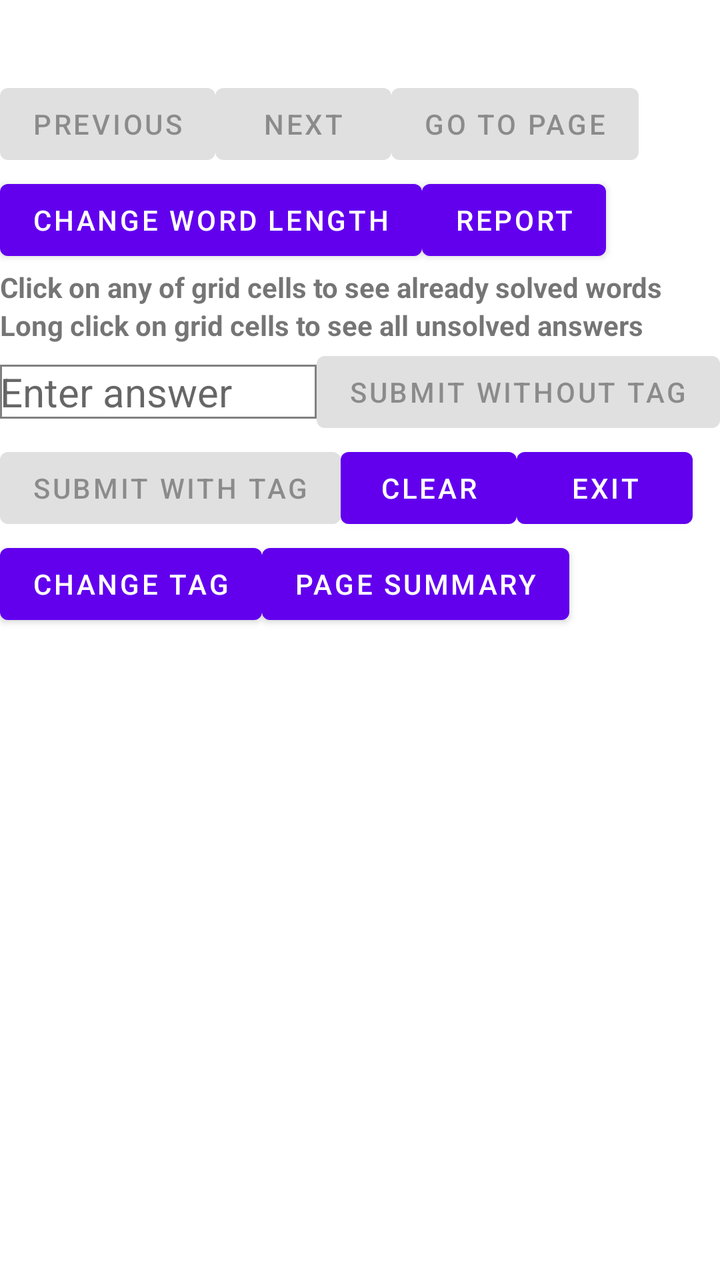
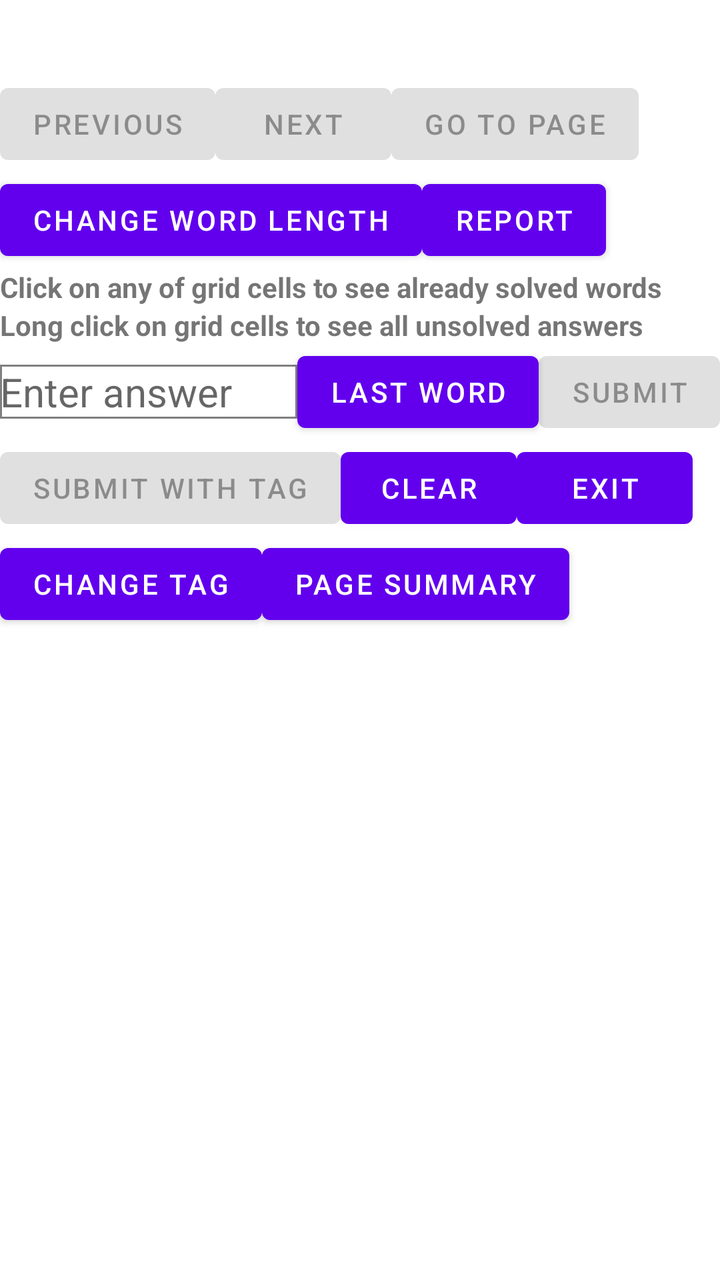

Two renders of the same Android screen: before a commit and after it. Below are the layout's source before the change and the commit's diff.
<!-- AndroidManifest.xml: application theme Theme.WordQuiz -->
<!-- res/layout/app_bar_main.xml -->
<?xml version="1.0" encoding="utf-8"?>
<androidx.core.widget.NestedScrollView xmlns:android="http://schemas.android.com/apk/res/android"
    xmlns:tools="http://schemas.android.com/tools"
    android:layout_width="match_parent"
    android:layout_height="wrap_content"
    tools:context=".MainActivity">
    <LinearLayout
        android:layout_width="match_parent"
        android:layout_height="wrap_content"
        android:orientation="vertical">
        <LinearLayout
            android:layout_width="wrap_content"
            android:layout_height="wrap_content"
            android:orientation="horizontal">
            <LinearLayout
                android:layout_width="wrap_content"
                android:layout_height="wrap_content"
                android:orientation="vertical">
                <TextView
                    android:layout_width="wrap_content"
                    android:layout_height="wrap_content"
                    android:textStyle="bold"
                    android:id="@+id/textview1">
                </TextView>
                <TextView
                    android:layout_width="wrap_content"
                    android:layout_height="wrap_content"
                    android:textStyle="bold"
                    android:id="@+id/textview4">
                </TextView>
            </LinearLayout>
            <TextView
                android:layout_width="wrap_content"
                android:layout_height="wrap_content"
                android:textStyle="bold"
                android:textSize="24sp"
                android:id="@+id/textview28">
            </TextView>
        </LinearLayout>
        <LinearLayout
            android:layout_width="match_parent"
            android:layout_height="wrap_content"
            android:orientation="horizontal">
            <Button
                android:layout_width="wrap_content"
                android:layout_height="wrap_content"
                android:text="Previous"
                android:enabled="false"
                android:id="@+id/button4">
            </Button>
            <Button
                android:layout_width="wrap_content"
                android:layout_height="wrap_content"
                android:text="Next"
                android:enabled="false"
                android:id="@+id/button2">
            </Button>
            <Button
                android:layout_width="wrap_content"
                android:layout_height="wrap_content"
                android:text="Go To Page"
                android:enabled="false"
                android:id="@+id/button15">
            </Button>
        </LinearLayout>
        <LinearLayout
            android:layout_width="match_parent"
            android:layout_height="wrap_content"
            android:orientation="horizontal">
            <Button
                android:layout_width="wrap_content"
                android:layout_height="wrap_content"
                android:text="Change Word Length"
                android:id="@+id/button3">
            </Button>
            <Button
                android:layout_width="wrap_content"
                android:layout_height="wrap_content"
                android:text="Report"
                android:id="@+id/button5">
            </Button>
        </LinearLayout>
        <LinearLayout
            android:layout_width="match_parent"
            android:layout_height="wrap_content"
            android:orientation="vertical">
            <TextView
                android:layout_width="wrap_content"
                android:layout_height="wrap_content"
                android:text="Click on any of grid cells to see already solved words"
                android:textStyle="bold"
                android:id="@+id/textview8">
            </TextView>
            <TextView
                android:layout_width="wrap_content"
                android:layout_height="wrap_content"
                android:text="Long click on grid cells to see all unsolved answers"
                android:textStyle="bold"
                android:id="@+id/textview23">
            </TextView>
            <androidx.recyclerview.widget.RecyclerView
                android:id="@+id/gridview1"
                android:clipToPadding="false"
                android:layout_width="match_parent"
                android:layout_height="wrap_content" />
            <RelativeLayout
                android:layout_width="match_parent"
                android:layout_height="wrap_content">
                <Button
                    android:id="@+id/button1"
                    android:layout_width="wrap_content"
                    android:layout_height="wrap_content"
                    android:layout_alignParentRight="true"
                    android:enabled="false"
                    android:text="Submit Without Tag">
                </Button>
                <EditText
                    android:id="@+id/edittext2"
                    android:layout_width="match_parent"
                    android:layout_height="wrap_content"
                    android:layout_toLeftOf="@+id/button1"
                    android:layout_centerVertical="true"
                    android:hint="Enter answer"
                    android:textSize="20sp"
                    android:background="@drawable/rectangle">
                </EditText>
            </RelativeLayout>
            <LinearLayout
                android:layout_width="match_parent"
                android:layout_height="wrap_content"
                android:orientation="horizontal">
                <Button
                    android:layout_width="wrap_content"
                    android:layout_height="wrap_content"
                    android:text="Submit With Tag"
                    android:enabled="false"
                    android:id="@+id/button11">
                </Button>
                <Button
                    android:layout_width="wrap_content"
                    android:layout_height="wrap_content"
                    android:text="Clear"
                    android:id="@+id/button19">
                </Button>
                <Button
                    android:layout_width="wrap_content"
                    android:layout_height="wrap_content"
                    android:text="Exit"
                    android:id="@+id/button10">
                </Button>
            </LinearLayout>
            <LinearLayout
                android:layout_width="match_parent"
                android:layout_height="wrap_content"
                android:orientation="horizontal">
                <Button
                    android:layout_width="wrap_content"
                    android:layout_height="wrap_content"
                    android:text="Change Tag"
                    android:id="@+id/button12">
                </Button>
                <Button
                    android:layout_width="wrap_content"
                    android:layout_height="wrap_content"
                    android:text="Page Summary"
                    android:id="@+id/button17">
                </Button>
            </LinearLayout>
            <TextView
                android:layout_width="wrap_content"
                android:layout_height="wrap_content"
                android:id="@+id/textview5">
            </TextView>
        </LinearLayout>
    </LinearLayout>
</androidx.core.widget.NestedScrollView>
<!-- resources referenced by this layout -->
<resources>
  <!-- drawable rectangle (drawable) -->
  <?xml version="1.0" encoding="utf-8"?>
  <shape xmlns:android="http://schemas.android.com/apk/res/android">
      <stroke
          android:width="1dp"
          android:color="@color/gray"/>
  </shape>
  <style name="Theme.WordQuiz" parent="Theme.MaterialComponents.DayNight.NoActionBar">
          
          <item name="colorPrimary">@color/purple_500</item>
          <item name="colorPrimaryVariant">@color/purple_700</item>
          <item name="colorOnPrimary">@color/white</item>
          
          <item name="colorSecondary">@color/teal_200</item>
          <item name="colorSecondaryVariant">@color/teal_700</item>
          <item name="colorOnSecondary">@color/black</item>
          
          <item name="android:statusBarColor" tools:targetApi="l">?attr/colorPrimaryVariant</item>
          
      </style>
  <color name="gray">#FF808080</color>
  <color name="purple_500">#FF6200EE</color>
  <color name="purple_700">#FF3700B3</color>
  <color name="white">#FFFFFFFF</color>
  <color name="teal_200">#FF03DAC5</color>
  <color name="teal_700">#FF018786</color>
  <color name="black">#FF000000</color>
</resources>

<!-- the commit's change to res/layout/app_bar_main.xml (unified diff, before → after) -->
@@ -8,35 +8,37 @@
         android:layout_width="match_parent"
         android:layout_height="wrap_content"
         android:orientation="vertical">
-        <LinearLayout
-            android:layout_width="wrap_content"
-            android:layout_height="wrap_content"
-            android:orientation="horizontal">
-            <LinearLayout
-                android:layout_width="wrap_content"
-                android:layout_height="wrap_content"
-                android:orientation="vertical">
-                <TextView
-                    android:layout_width="wrap_content"
-                    android:layout_height="wrap_content"
-                    android:textStyle="bold"
-                    android:id="@+id/textview1">
-                </TextView>
-                <TextView
-                    android:layout_width="wrap_content"
-                    android:layout_height="wrap_content"
-                    android:textStyle="bold"
-                    android:id="@+id/textview4">
-                </TextView>
-            </LinearLayout>
+        <GridLayout
+            android:columnCount="2"
+            android:layout_width="match_parent"
+            android:layout_height="wrap_content">
             <TextView
                 android:layout_width="wrap_content"
                 android:layout_height="wrap_content"
                 android:textStyle="bold"
-                android:textSize="24sp"
+                android:id="@+id/textview1">
+            </TextView>
+            <TextView
+                android:layout_width="wrap_content"
+                android:layout_height="wrap_content"
+                android:textStyle="bold"
+                android:layout_gravity="end"
                 android:id="@+id/textview28">
             </TextView>
-        </LinearLayout>
+            <TextView
+                android:layout_width="wrap_content"
+                android:layout_height="wrap_content"
+                android:textStyle="bold"
+                android:id="@+id/textview4">
+            </TextView>
+            <TextView
+                android:layout_width="wrap_content"
+                android:layout_height="wrap_content"
+                android:textStyle="bold"
+                android:layout_gravity="end"
+                android:id="@+id/textview87">
+            </TextView>
+        </GridLayout>
         <LinearLayout
             android:layout_width="match_parent"
             android:layout_height="wrap_content"
@@ -112,13 +114,20 @@
                     android:layout_height="wrap_content"
                     android:layout_alignParentRight="true"
                     android:enabled="false"
-                    android:text="Submit Without Tag">
+                    android:text="Submit">
+                </Button>
+                <Button
+                    android:id="@+id/button86"
+                    android:layout_width="wrap_content"
+                    android:layout_height="wrap_content"
+                    android:layout_toLeftOf="@+id/button1"
+                    android:text="Last word">
                 </Button>
                 <EditText
                     android:id="@+id/edittext2"
                     android:layout_width="match_parent"
                     android:layout_height="wrap_content"
-                    android:layout_toLeftOf="@+id/button1"
+                    android:layout_toLeftOf="@+id/button86"
                     android:layout_centerVertical="true"
                     android:hint="Enter answer"
                     android:textSize="20sp"
